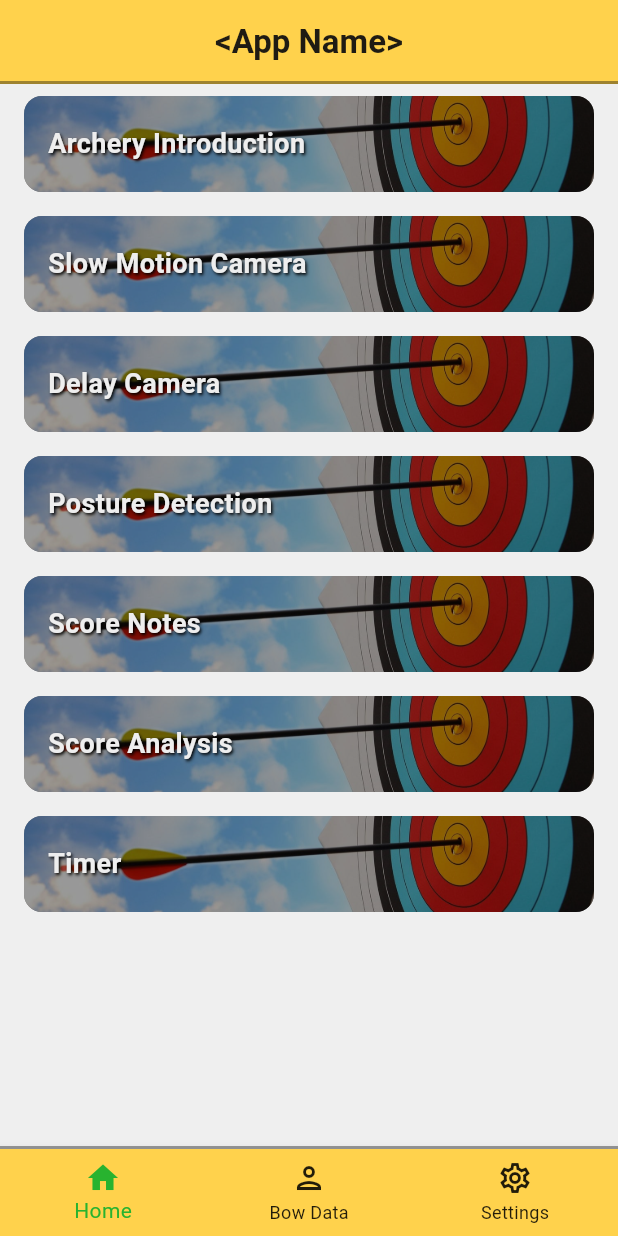
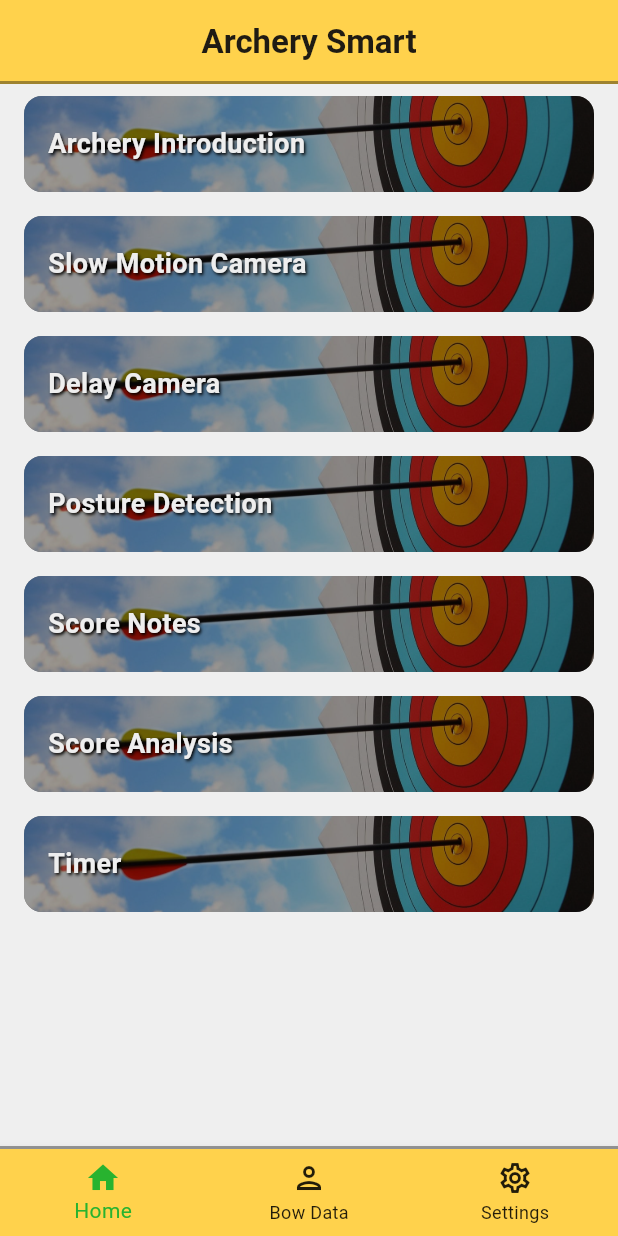
Before and after one commit to mattmaomao/fyp_app, a Flutter app: the screen it shows after launch, on a phone screen of 412 x 824 dp. Run offline on Flutter 3.47's test engine with Material 3 defaults, Android fonts, the phone set to English and light mode, and no system bars.

Commit message:
changed app name

```diff
--- a/lib/main.dart
+++ b/lib/main.dart
@@ -14,7 +14,7 @@
   @override
   Widget build(BuildContext context) {
     return MaterialApp(
-      title: '<App Name>',
+      title: APP_NAME,
       theme: ThemeData(
         useMaterial3: true,
         colorScheme: ColorScheme.fromSeed(
@@ -100,7 +100,7 @@
     switch (_currentIndex) {
       // Home
       case 0:
-        return '<App Name>';
+        return APP_NAME;
       // User
       case 1:
         return 'Bow Data';
@@ -108,7 +108,7 @@
       case 2:
         return 'Settings';
       default:
-        return '<App Name>';
+        return APP_NAME;
     }
   }
 }
--- a/lib/utils/const_var.dart
+++ b/lib/utils/const_var.dart
@@ -1,4 +1,7 @@
 import 'package:flutter/material.dart';
+
+// App Name
+const String APP_NAME = 'Archery Smart';
 
 // Colors
 const Color PRI_COLOR = Colors.amber;
```
